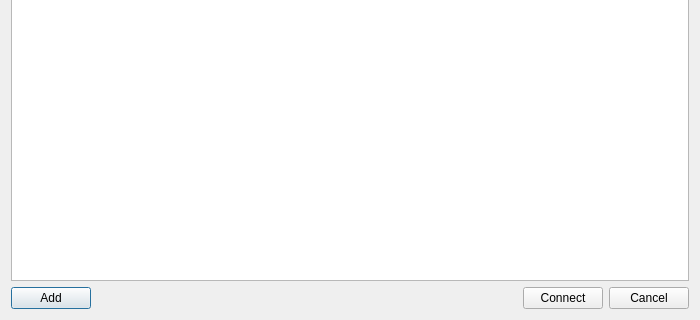
The window that Client/ServerListDialog.ui (OpenRcon/OpenRcon) describes before a commit, drawn with Qt 5; both pictures show x 0 to 700 and y 180 to 500 of the 700 by 500 pixel window.
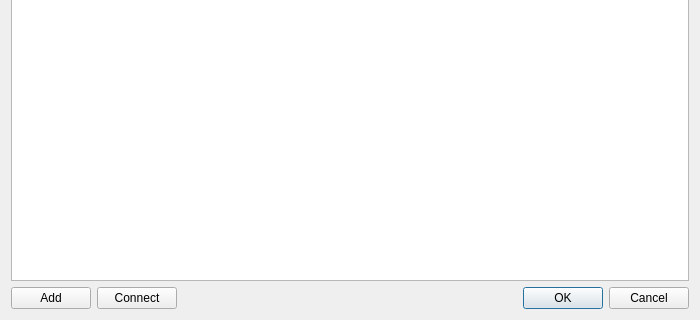
The same window after the commit.

Diff of the .ui file:
```diff
--- a/Client/ServerListDialog.ui
+++ b/Client/ServerListDialog.ui
@@ -59,6 +59,13 @@
        </property>
       </widget>
      </item>
+     <item>
+      <widget class="QPushButton" name="pushButton_sld_connect">
+       <property name="text">
+        <string>Connect</string>
+       </property>
+      </widget>
+     </item>
      <item>
       <spacer name="horizontalSpacer">
        <property name="orientation">
@@ -73,16 +80,9 @@
       </spacer>
      </item>
      <item>
-      <widget class="QPushButton" name="pushButton_sld_connect">
-       <property name="text">
-        <string>Connect</string>
-       </property>
-      </widget>
-     </item>
-     <item>
-      <widget class="QPushButton" name="pushButton_sld_cancel">
-       <property name="text">
-        <string>Cancel</string>
+      <widget class="QDialogButtonBox" name="buttonBox">
+       <property name="standardButtons">
+        <set>QDialogButtonBox::Cancel|QDialogButtonBox::Ok</set>
        </property>
       </widget>
      </item>
```
Left out of the diff: 1 changed line with no effect on the pictures.
